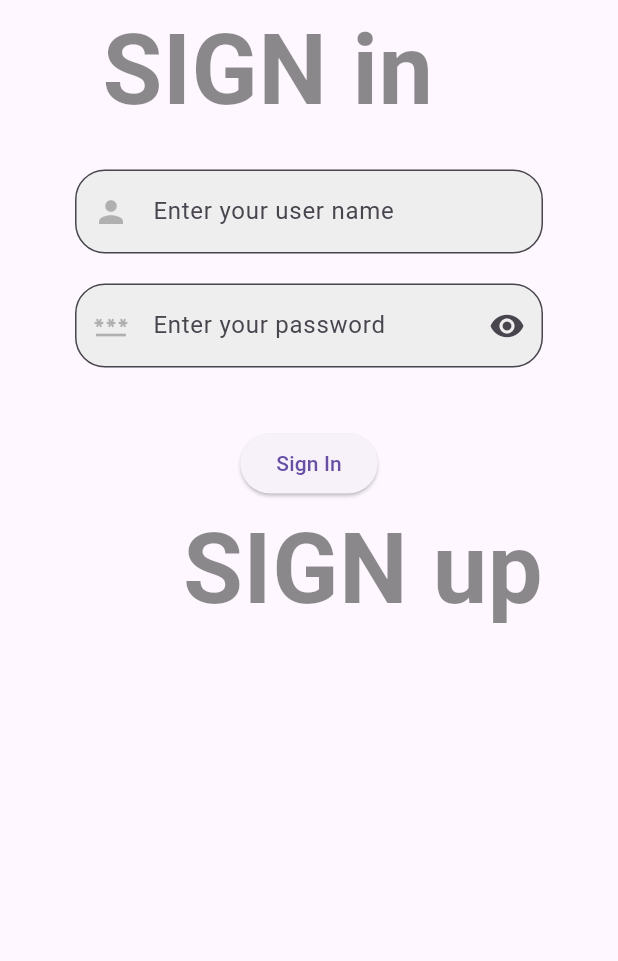
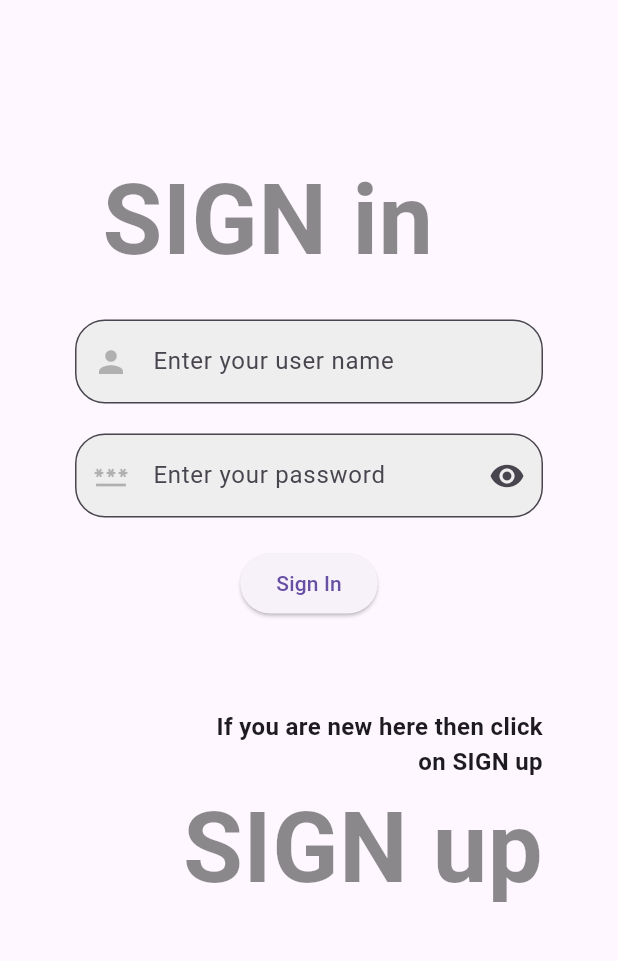
Before and after one commit to Ratndeep1999/to_do_app, a Flutter app: the screen it shows after launch, on a phone screen of 412 x 824 dp, the part 84-1045 px from its top. Run offline on Flutter 3.47's test engine with Material 3 defaults, Android fonts, the phone set to English and light mode, and no system bars.

Commit message:
sign_in_page.dart : sign_up add and sign_up Text add and make it clickable,

```diff
--- a/lib/sign_in_page.dart
+++ b/lib/sign_in_page.dart
@@ -1,4 +1,5 @@
 import 'package:flutter/material.dart';
+import 'package:to_do_app/sign_up_page.dart';
 
 class SignInPage extends StatefulWidget {
   const SignInPage({super.key});
@@ -36,7 +37,7 @@ class _SignInPageState extends State<SignInPage> {
                 padding: const EdgeInsets.symmetric(horizontal: 50),
                 child: Column(
                   children: [
-                    //SizedBox(height: 260),
+                    SizedBox(height: 100),
 
                     /// Sign in
                     Padding(
@@ -62,11 +63,13 @@ class _SignInPageState extends State<SignInPage> {
                           return 'Please enter username properly';
                         } else if (userName.length < 5) {
                           return 'Username must be at least 5 characters';
-                        } else if (!RegExp(r'^[a-zA-Z0-9]+$').hasMatch(userName)) {
-                          return "Only numbers and latter's are allow" ;
+                        } else if (!RegExp(
+                          r'^[a-zA-Z0-9]+$',
+                        ).hasMatch(userName)) {
+                          return "Only numbers and latter's are allow";
                         }
                         if (userName.contains(' ')) {
-                          return 'Space is not allow' ;
+                          return 'Space is not allow';
                         }
                         return null;
                       },
@@ -133,7 +136,7 @@ class _SignInPageState extends State<SignInPage> {
                       ),
                     ),
 
-                    SizedBox(height: 40),
+                    SizedBox(height: 20),
 
                     /// Sign In Button To Validate
                     ElevatedButton(
@@ -153,8 +156,34 @@ class _SignInPageState extends State<SignInPage> {
                       child: Text('Sign In'),
                     ),
 
+                    SizedBox(height: 60),
+
+                    Padding(
+                      padding: const EdgeInsets.only(left: 90),
+                      child: Text(
+                        // if give . the applied before click
+                        'If you are new here then click on SIGN up',
+                        textDirection: TextDirection.rtl,
+                        style: TextStyle(
+                          fontSize: 16,
+                          fontWeight: FontWeight.w600,
+                          // color: Colors.black38,
+                        ),
+                      ),
+                    ),
+
                     /// Sign up
                     InkWell(
+                      onTap: () {
+                        // It replace page from sign in to sign up
+                        Navigator.pushReplacement(
+                          context, MaterialPageRoute(
+                          builder: (context) {
+                              return SignUpPage();
+                            },
+                          ),
+                        );
+                      },
                       child: SizedBox(
                         width: MediaQuery.of(context).size.width,
                         child: Text(
@@ -168,7 +197,6 @@ class _SignInPageState extends State<SignInPage> {
                         ),
                       ),
                     ),
-
                   ],
                 ),
               ),
```
